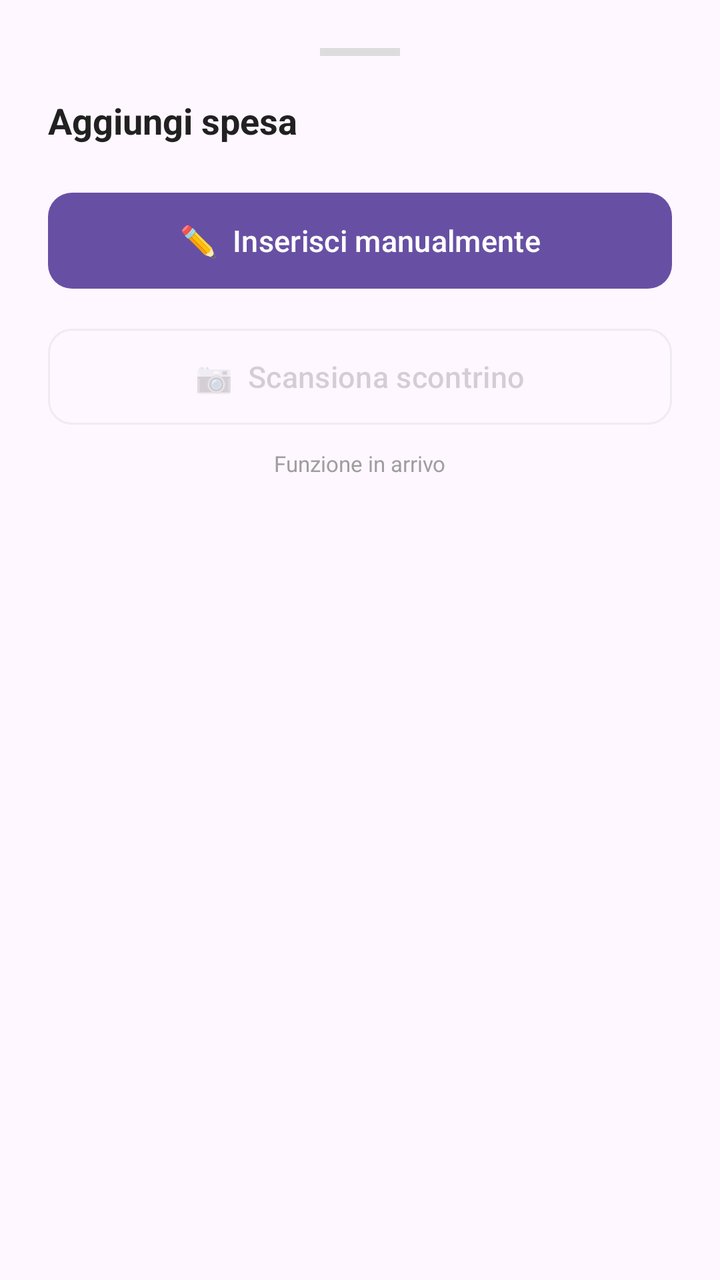
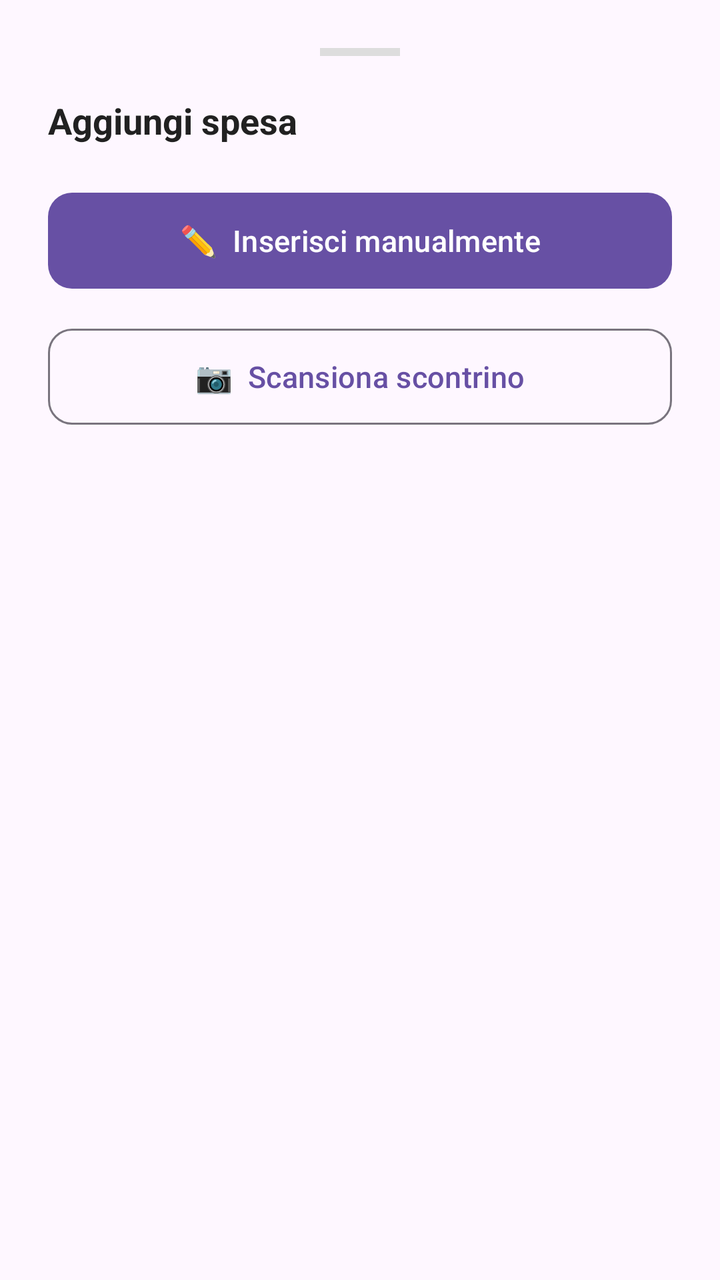

Screens rendered from an Android XML layout before and after an edit, with the pre-edit source and the edit as a unified diff.
<!-- AndroidManifest.xml: application theme Theme.Progetto_mobile -->
<!-- res/layout/bottom_sheet_add_choice.xml -->
<?xml version="1.0" encoding="utf-8"?>
<LinearLayout
    xmlns:android="http://schemas.android.com/apk/res/android"
    xmlns:app="http://schemas.android.com/apk/res-auto"
    android:layout_width="match_parent"
    android:layout_height="wrap_content"
    android:orientation="vertical"
    android:padding="24dp">

    
    <View
        android:layout_width="40dp"
        android:layout_height="4dp"
        android:layout_gravity="center_horizontal"
        android:layout_marginBottom="20dp"
        android:background="#DDDDDD" />

    <TextView
        android:layout_width="wrap_content"
        android:layout_height="wrap_content"
        android:layout_marginBottom="20dp"
        android:text="Aggiungi spesa"
        android:textColor="#212121"
        android:textSize="18sp"
        android:textStyle="bold" />

    
    <com.google.android.material.button.MaterialButton
        android:id="@+id/btn_manual"
        android:layout_width="match_parent"
        android:layout_height="56dp"
        android:layout_marginBottom="12dp"
        android:text="✏️  Inserisci manualmente"
        android:textSize="15sp"
        app:cornerRadius="12dp" />

    
    <com.google.android.material.button.MaterialButton
        android:id="@+id/btn_camera"
        android:layout_width="match_parent"
        android:layout_height="56dp"
        android:layout_marginBottom="8dp"
        android:text="📷  Scansiona scontrino"
        android:textSize="15sp"
        android:enabled="false"
        android:alpha="0.5"
        style="@style/Widget.Material3.Button.OutlinedButton"
        app:cornerRadius="12dp" />

    <TextView
        android:layout_width="wrap_content"
        android:layout_height="wrap_content"
        android:layout_gravity="center_horizontal"
        android:text="Funzione in arrivo"
        android:textColor="#9E9E9E"
        android:textSize="11sp" />

</LinearLayout>
<!-- resources referenced by this layout -->
<resources>
  <style name="Theme.Progetto_mobile" parent="Base.Theme.Progetto_mobile" />
  <style name="Base.Theme.Progetto_mobile" parent="Theme.Material3.DayNight.NoActionBar">
          
          
      </style>
</resources>

<!-- the commit's change to res/layout/bottom_sheet_add_choice.xml (unified diff, before → after) -->
@@ -42,17 +42,8 @@
         android:layout_marginBottom="8dp"
         android:text="📷  Scansiona scontrino"
         android:textSize="15sp"
-        android:enabled="false"
-        android:alpha="0.5"
         style="@style/Widget.Material3.Button.OutlinedButton"
         app:cornerRadius="12dp" />
 
-    <TextView
-        android:layout_width="wrap_content"
-        android:layout_height="wrap_content"
-        android:layout_gravity="center_horizontal"
-        android:text="Funzione in arrivo"
-        android:textColor="#9E9E9E"
-        android:textSize="11sp" />
 
 </LinearLayout>
